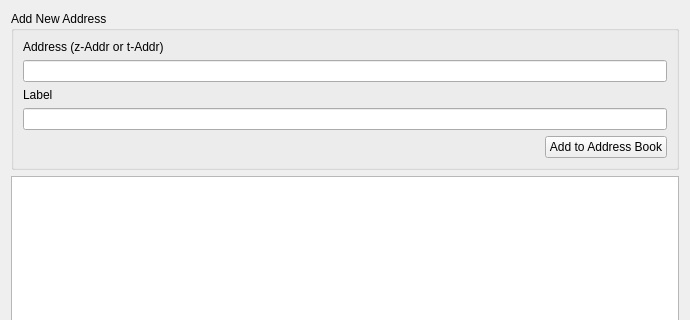
ZcashFoundation/zecwallet, file src/addressbook.ui: the form before one commit; both pictures show x 0 to 690 and y 0 to 320 of the 690 by 562 pixel window.
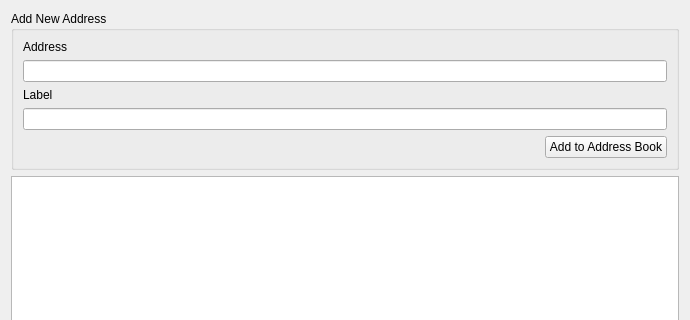
The form after the commit.

Commit message: remove t-addr references

The edit to the form file:
```diff
--- a/src/addressbook.ui
+++ b/src/addressbook.ui
@@ -23,7 +23,7 @@
       <item>
        <widget class="QLabel" name="label_1">
         <property name="text">
-         <string>Address (z-Addr or t-Addr)</string>
+         <string>Address</string>
         </property>
        </widget>
       </item>
```
The commit also changes 1 other file.
